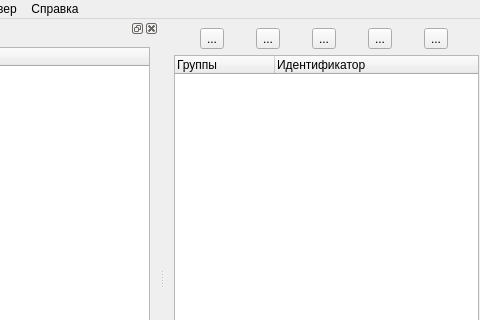
arcirk/ws_solution, file ws_admin/mainwindow.ui: the form before one commit; both pictures show x 115 to 595 and y 0 to 320 of the 911 by 558 pixel window.
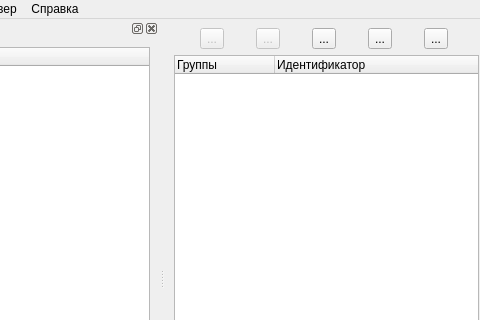
The form after the commit. Icons and pictures are not drawn.

Patch:
```diff
--- a/ws_admin/mainwindow.ui
+++ b/ws_admin/mainwindow.ui
@@ -38,6 +38,9 @@
          <layout class="QHBoxLayout" name="toolBtnGroupBox">
           <item>
            <widget class="QToolButton" name="btnSaveData">
+            <property name="enabled">
+             <bool>false</bool>
+            </property>
             <property name="text">
              <string>...</string>
             </property>
@@ -49,6 +52,9 @@
           </item>
           <item>
            <widget class="QToolButton" name="btnGetData">
+            <property name="enabled">
+             <bool>false</bool>
+            </property>
             <property name="text">
              <string>...</string>
             </property>
```
